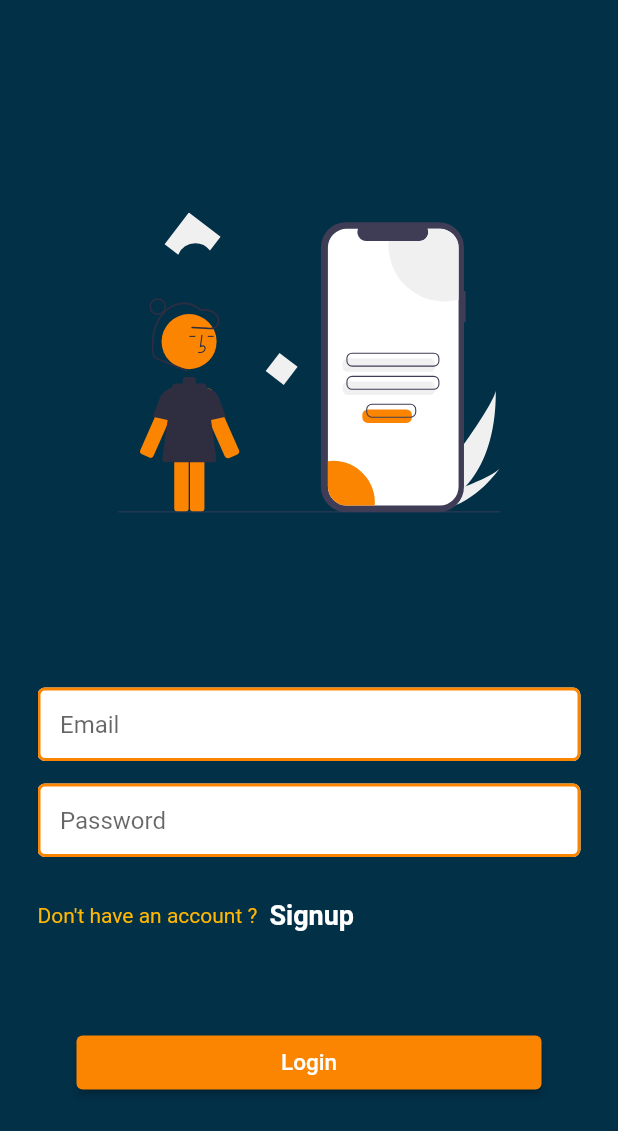
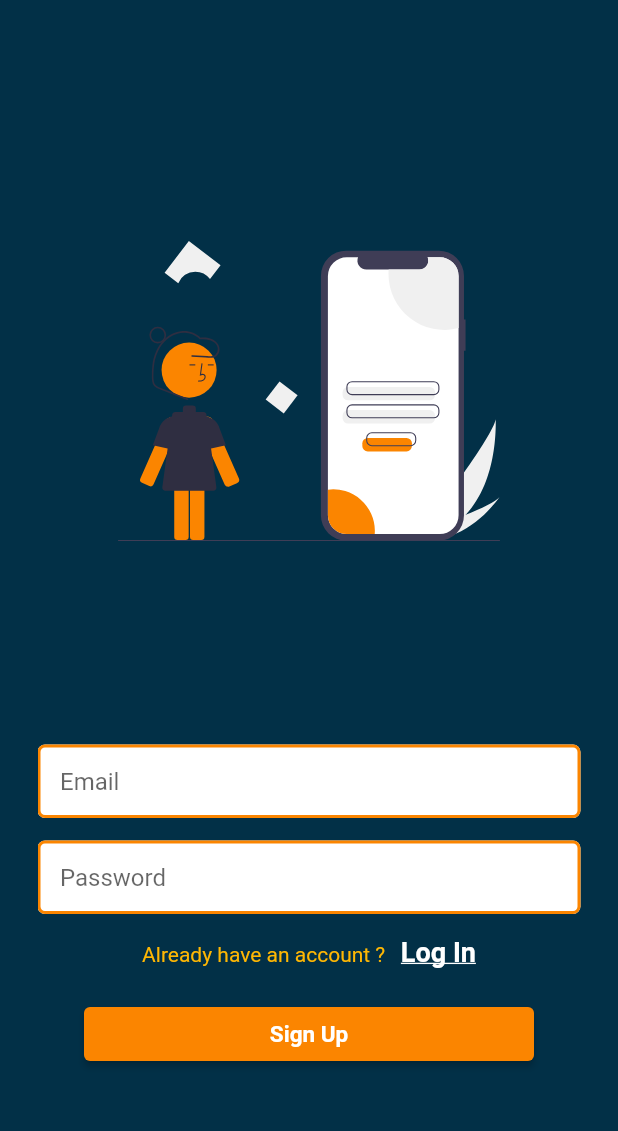
Before and after one commit to DaPieveLucas/todo_list_firebase, a Flutter app: the screen it shows after launch, on a phone screen of 412 x 824 dp. Shown: the top 1131 px of the screen. Run offline on Flutter 3.47's test engine with Material 2 defaults, Android fonts, the light colour scheme and no system bars; our stand-ins replace firebase_auth, firebase_core, flutter_svg, get; accounts and stored records are empty.

Commit message:
[add] firebase integration: login, logout e signup

```diff
--- a/lib/app/controllers/login_controller.dart
+++ /dev/null
@@ -1,28 +0,0 @@
-import 'package:flutter/material.dart';
-import 'package:get/get.dart';
-
-class LoginController extends GetxController {
-  final TextEditingController emaController = TextEditingController();
-  final TextEditingController passController = TextEditingController();
-
-  String? emailValidation(String value) {
-    final bool emailValid = RegExp(
-      r"^[a-zA-Z0-9.a-zA-Z0-9.!#$%&'*+-/=?^_`{|}~]+@[a-zA-Z0-9]+\.[a-zA-Z]+",
-    ).hasMatch(value);
-
-    if (value.isEmpty) {
-      return 'Please enter an email address';
-    }
-    if (!emailValid) {
-      return 'Please enter a valid email address';
-    }
-    return null;
-  }
-
-  String? passwordValidation(String value) {
-    if (value.isEmpty) {
-      return 'Please enter a password';
-    }
-    return null;
-  }
-}
--- a/lib/app/core/routes/app_routes.dart
+++ b/lib/app/core/routes/app_routes.dart
@@ -1,14 +1,20 @@
 import 'package:get/get.dart';
+import 'package:todo_list_firebase/app/ui/pages/bridge_page.dart';
 
-import '../../ui/pages/login_page.dart';
+import '../../ui/pages/home_page.dart';
+
 import 'routes_navigator.dart';
 
 abstract class Routes {
   static final _appPages = [
     GetPage(
-      name: RoutesNavigator.login,
-      page: () => const LoginPage(),
-    )
+      name: RoutesNavigator.homePage,
+      page: () => HomePage(),
+    ),
+    GetPage(
+      name: RoutesNavigator.bridgePage,
+      page: () => const BridgePage(),
+    ),
   ];
 
   static List<GetPage<dynamic>> get appPages => _appPages;
--- a/lib/app/core/routes/routes_navigator.dart
+++ b/lib/app/core/routes/routes_navigator.dart
@@ -1,3 +1,4 @@
 class RoutesNavigator {
-  static const login = '/login';
+  static const homePage = '/home_page';
+  static const bridgePage = '/bridge_page';
 }
--- a/lib/app/my_app.dart
+++ b/lib/app/my_app.dart
@@ -2,16 +2,19 @@ import 'package:flutter/material.dart';
 import 'package:get/get.dart';
 import 'package:todo_list_firebase/app/core/routes/app_routes.dart';
 import 'package:todo_list_firebase/app/core/routes/routes_navigator.dart';
+import 'package:todo_list_firebase/app/ui/shared/widgets/snack_bar_message.dart';
 
 class MyApp extends StatelessWidget {
   const MyApp({super.key});
+
   @override
   Widget build(BuildContext context) {
     return GetMaterialApp(
+      scaffoldMessengerKey: Utils.instance.scaffoldKey,
       debugShowCheckedModeBanner: false,
       title: 'Todo list with firebase',
       getPages: Routes.appPages,
-      initialRoute: RoutesNavigator.login,
+      initialRoute: RoutesNavigator.bridgePage,
     );
   }
 }
--- /dev/null
+++ b/lib/app/ui/pages/auth_page.dart
@@ -0,0 +1,26 @@
+import 'package:flutter/material.dart';
+import 'package:get/get.dart';
+import 'package:todo_list_firebase/app/ui/pages/sign_up_page.dart';
+
+import '../../controllers/auth_controller.dart';
+import 'login_page.dart';
+
+class AuthPage extends StatelessWidget {
+  AuthPage({super.key});
+  final AuthController authController = Get.put(AuthController());
+
+  @override
+  Widget build(BuildContext context) {
+    return Obx(
+      () => authController.isLogin.value
+          ? LoginPage(
+              toggleSignedup: authController.toggle,
+              loginController: authController,
+            )
+          : SignUpPage(
+              toggleLogin: authController.toggle,
+              signUpController: authController,
+            ),
+    );
+  }
+}
--- /dev/null
+++ b/lib/app/ui/pages/bridge_page.dart
@@ -0,0 +1,29 @@
+import 'package:firebase_auth/firebase_auth.dart';
+import 'package:flutter/material.dart';
+
+import 'auth_page.dart';
+import 'home_page.dart';
+
+class BridgePage extends StatelessWidget {
+  const BridgePage({super.key});
+
+  @override
+  Widget build(BuildContext context) {
+    return StreamBuilder(
+      stream: FirebaseAuth.instance.authStateChanges(),
+      builder: (context, snapshot) {
+        if (snapshot.connectionState == ConnectionState.waiting) {
+          return const CircularProgressIndicator.adaptive();
+        } else if (snapshot.hasError) {
+          return const Center(
+            child: Text('Something went wrong'),
+          );
+        } else if (snapshot.hasData) {
+          return HomePage();
+        } else {
+          return AuthPage();
+        }
+      },
+    );
+  }
+}
--- a/lib/app/ui/pages/login_page.dart
+++ b/lib/app/ui/pages/login_page.dart
@@ -1,12 +1,20 @@
 import 'package:flutter/material.dart';
 import 'package:flutter_svg/svg.dart';
-import 'package:todo_list_firebase/app/ui/shared/images/app_images.dart';
+import 'package:todo_list_firebase/app/controllers/auth_controller.dart';
 
-import '../shared/colors/app_colors.dart';
-import '../shared/widgets/login_form.dart';
+import 'package:todo_list_firebase/app/ui/shared/utils/images/app_images.dart';
+
+import '../shared/utils/colors/app_colors.dart';
+import '../shared/widgets/auth_form.dart';
 
 class LoginPage extends StatelessWidget {
-  const LoginPage({super.key});
+  const LoginPage({
+    required this.loginController,
+    required this.toggleSignedup,
+    super.key,
+  });
+  final VoidCallback toggleSignedup;
+  final AuthController loginController;
 
   @override
   Widget build(BuildContext context) {
@@ -24,7 +32,14 @@ class LoginPage extends StatelessWidget {
                   AppImages.loginImage,
                   height: 200,
                 ),
-                const LoginForm(),
+                //criar um loader enquanto faz o login
+                AuthForm(
+                  controller: loginController,
+                  onClickedSignup: toggleSignedup,
+                  userMessage: 'Don\'t have an account ?    ',
+                  buttonMessage: 'Sign Up',
+                  actionMessage: 'Log In',
+                )
               ],
             ),
           ),
--- /dev/null
+++ b/lib/app/ui/pages/sign_up_page.dart
@@ -0,0 +1,66 @@
+import 'package:flutter/material.dart';
+import 'package:flutter_svg/svg.dart';
+
+import '../../controllers/auth_controller.dart';
+import '../shared/utils/colors/app_colors.dart';
+import '../shared/utils/images/app_images.dart';
+import '../shared/widgets/auth_form.dart';
+
+class SignUpPage extends StatelessWidget {
+  const SignUpPage({
+    required this.signUpController,
+    required this.toggleLogin,
+    super.key,
+  });
+
+  final AuthController signUpController;
+  final VoidCallback toggleLogin;
+
+  @override
+  Widget build(BuildContext context) {
+    return Scaffold(
+      backgroundColor: AppColors.primaryBlue,
+      body: Padding(
+        padding: const EdgeInsets.all(25.0),
+        child: SingleChildScrollView(
+          child: SizedBox(
+            height: MediaQuery.of(context).size.height,
+            child: Column(
+              mainAxisAlignment: MainAxisAlignment.spaceEvenly,
+              children: [
+                SvgPicture.asset(
+                  AppImages.loginImage,
+                  height: 200,
+                ),
+
+                //criar um loader enquanto faz o signUp
+                AuthForm(
+                  controller: signUpController,
+                  onClickedSignup: toggleLogin,
+                  actionMessage: 'Sign Up',
+                  buttonMessage: 'Log In',
+                  userMessage: 'Already have an account ?   ',
+                )
+              ],
+            ),
+          ),
+        ),
+      ),
+    );
+  }
+
+  //resolver depois esse negócio que não funciona
+
+  void showInSnackBar(BuildContext context) {
+    ScaffoldMessenger.of(context).showSnackBar(
+      SnackBar(
+        content: const Text('snack'),
+        duration: const Duration(seconds: 1),
+        action: SnackBarAction(
+          label: 'ACTION',
+          onPressed: () {},
+        ),
+      ),
+    );
+  }
+}
--- /dev/null
+++ b/lib/app/ui/shared/widgets/auth_form.dart
@@ -0,0 +1,96 @@
+import 'package:flutter/gestures.dart';
+import 'package:flutter/material.dart';
+
+import 'package:todo_list_firebase/app/controllers/auth_controller.dart';
+import 'package:todo_list_firebase/app/ui/shared/utils/colors/app_colors.dart';
+
+import 'email_auth_text_field.dart';
+import 'password_auth_text_field.dart';
+
+class AuthForm extends StatefulWidget {
+  const AuthForm({
+    required this.buttonMessage,
+    required this.actionMessage,
+    required this.userMessage,
+    required this.onClickedSignup,
+    required this.controller,
+    super.key,
+  });
+  final VoidCallback onClickedSignup;
+  final AuthController controller;
+  final String userMessage;
+  final String buttonMessage;
+  final String actionMessage;
+
+  @override
+  State<AuthForm> createState() => _AuthFormState();
+}
+
+class _AuthFormState extends State<AuthForm> {
+  @override
+  Widget build(BuildContext context) {
+    return Form(
+      key: widget.controller.formKey,
+      child: Column(
+        children: [
+          EmailAuthTextField(
+            emailController: widget.controller.emaController,
+            emailFormValidator: (value) => widget.controller
+                .emailValidation(widget.controller.emaController.text),
+          ),
+          const SizedBox(
+            height: 15,
+          ),
+          PasswordAuthTextField(
+            passwordController: widget.controller.passController,
+            passwordFormValidator: (value) =>
+                widget.controller.passwordValidation(
+              widget.controller.passController.text,
+            ),
+          ),
+          const SizedBox(
+            height: 15,
+          ),
+          RichText(
+            text: TextSpan(
+              style: const TextStyle(fontSize: 14, color: AppColors.secondary),
+              text: widget.userMessage,
+              children: [
+                TextSpan(
+                  recognizer: TapGestureRecognizer()
+                    ..onTap = widget.onClickedSignup,
+                  text: widget.buttonMessage,
+                  style: const TextStyle(
+                    decoration: TextDecoration.underline,
+                    fontSize: 18,
+                    fontWeight: FontWeight.bold,
+                    color: AppColors.white,
+                  ),
+                )
+              ],
+            ),
+          ),
+          const SizedBox(
+            height: 20,
+          ),
+          SizedBox(
+            width: 300.0,
+            child: ElevatedButton(
+              style: ElevatedButton.styleFrom(
+                backgroundColor: AppColors.primary,
+              ),
+              onPressed: () => widget.controller.isLogin.value
+                  ? widget.controller.signIn()
+                  : widget.controller.signUp(),
+              child: Text(
+                widget.actionMessage,
+                style:
+                    const TextStyle(fontSize: 15, fontWeight: FontWeight.bold),
+              ),
+            ),
+          ),
+        ],
+      ),
+    );
+  }
+}
--- a/lib/app/ui/shared/widgets/email_auth_text_field.dart
+++ b/lib/app/ui/shared/widgets/email_auth_text_field.dart
@@ -1,12 +1,13 @@
 import 'package:flutter/material.dart';
 
-import '../colors/app_colors.dart';
+import '../utils/colors/app_colors.dart';
 
 class EmailAuthTextField extends StatelessWidget {
-  const EmailAuthTextField(
-      {required this.emailFormValidator,
-      required this.emailController,
-      super.key});
+  const EmailAuthTextField({
+    required this.emailFormValidator,
+    required this.emailController,
+    super.key,
+  });
 
   final TextEditingController emailController;
   final String? Function(String?)? emailFormValidator;
@@ -38,7 +39,7 @@ class EmailAuthTextField extends StatelessWidget {
         floatingLabelBehavior: FloatingLabelBehavior.never,
       ),
       autocorrect: false,
-      textInputAction: TextInputAction.done,
+      textInputAction: TextInputAction.next,
       validator: emailFormValidator,
     );
   }
--- a/lib/app/ui/shared/widgets/login_form.dart
+++ /dev/null
@@ -1,91 +0,0 @@
-import 'dart:developer';
-
-import 'package:flutter/material.dart';
-import 'package:get/get.dart';
-import 'package:todo_list_firebase/app/controllers/login_controller.dart';
-import 'package:todo_list_firebase/app/ui/shared/colors/app_colors.dart';
-
-import 'email_auth_text_field.dart';
-import 'password_auth_text_field.dart';
-
-class LoginForm extends StatefulWidget {
-  const LoginForm({super.key});
-
-  @override
-  State<LoginForm> createState() => _LoginFormState();
-}
-
-class _LoginFormState extends State<LoginForm> {
-  final _formKey = GlobalKey<FormState>();
-  final LoginController loginController = Get.put(LoginController());
-
-  @override
-  Widget build(BuildContext context) {
-    return Form(
-      key: _formKey,
-      child: Column(
-        children: [
-          EmailAuthTextField(
-            emailController: loginController.emaController,
-            emailFormValidator: (value) => loginController
-                .emailValidation(loginController.emaController.text),
-          ),
-          const SizedBox(
-            height: 15,
-          ),
-          PasswordAuthTextField(
-            passwordController: loginController.passController,
-            passwordFormValidator: (value) =>
-                loginController.passwordValidation(
-              loginController.passController.text,
-            ),
-          ),
-          const SizedBox(
-            height: 15,
-          ),
-          Row(
-            children: [
-              const Text(
-                'Don\'t have an account ?',
-                style: TextStyle(fontSize: 14, color: AppColors.secondary),
-              ),
-              TextButton(
-                onPressed: () {
-                  log('pressed signup');
-                },
-                child: const Text(
-                  'Signup',
-                  style: TextStyle(
-                    fontSize: 18,
-                    fontWeight: FontWeight.bold,
-                    color: AppColors.white,
-                  ),
-                ),
-              )
-            ],
-          ),
-          const SizedBox(
-            height: 50,
-          ),
-          SizedBox(
-            width: 310.0,
-            child: ElevatedButton(
-              style: ElevatedButton.styleFrom(
-                backgroundColor: AppColors.primary,
-              ),
-              onPressed: () {
-                if (_formKey.currentState!.validate()) {
-                  log('success login');
-                }
-              },
-              child: const Text(
-                'Login',
-                style: TextStyle(fontSize: 15),
-              ),
-            ),
-          )
-        ],
-      ),
-    );
-  }
-}
--- a/lib/app/ui/shared/widgets/password_auth_text_field.dart
+++ b/lib/app/ui/shared/widgets/password_auth_text_field.dart
@@ -1,6 +1,6 @@
 import 'package:flutter/material.dart';
 
-import '../colors/app_colors.dart';
+import '../utils/colors/app_colors.dart';
 
 class PasswordAuthTextField extends StatelessWidget {
   const PasswordAuthTextField({
--- /dev/null
+++ b/lib/app/ui/shared/widgets/snack_bar_message.dart
@@ -0,0 +1,23 @@
+import 'package:flutter/material.dart';
+
+class Utils {
+  Utils._();
+
+  static final instance = Utils._();
+
+  final scaffoldKey = GlobalKey<ScaffoldMessengerState>();
+
+  showSnackBar(String? text) {
+    if (text == null) {
+      return;
+    }
+    final snackBar = SnackBar(
+      content: Text(text),
+      backgroundColor: Colors.red,
+    );
+
+    scaffoldKey.currentState!
+      ..removeCurrentSnackBar()
+      ..showSnackBar(snackBar);
+  }
+}
--- a/lib/main.dart
+++ b/lib/main.dart
@@ -1,6 +1,10 @@
+import 'package:firebase_core/firebase_core.dart';
 import 'package:flutter/material.dart';
 import 'app/my_app.dart';
 
-void main() {
+Future main() async {
+  WidgetsFlutterBinding.ensureInitialized();
+  await Firebase.initializeApp();
+
   runApp(const MyApp());
 }
--- a/pubspec.yaml
+++ b/pubspec.yaml
@@ -28,13 +28,13 @@ environment:
 # the latest version available on pub.dev. To see which dependencies have newer
 # versions available, run `flutter pub outdated`.
 dependencies:
+  cloud_firestore: ^4.4.4
   cupertino_icons: ^1.0.2
   firebase_analytics: ^10.1.5
   firebase_auth: ^4.2.10
   firebase_core: ^2.7.1
   firebase_crashlytics: ^3.0.16
   firebase_storage: ^11.0.15
-
   flutter:
     sdk: flutter
   flutter_svg: ^2.0.2
```
Also changed, not shown: lib/app/controllers/auth_controller.dart (added, +92 -0 lines), lib/app/models/user_model.dart (added, +28 -0 lines), lib/app/ui/pages/home_page.dart (added, +36 -0 lines), lib/app/ui/shared/utils/colors/app_colors.dart (renamed from lib/app/ui/shared/colors/app_colors.dart), lib/app/ui/shared/utils/images/app_images.dart (renamed from lib/app/ui/shared/images/app_images.dart), pubspec.lock, 4 other files.
